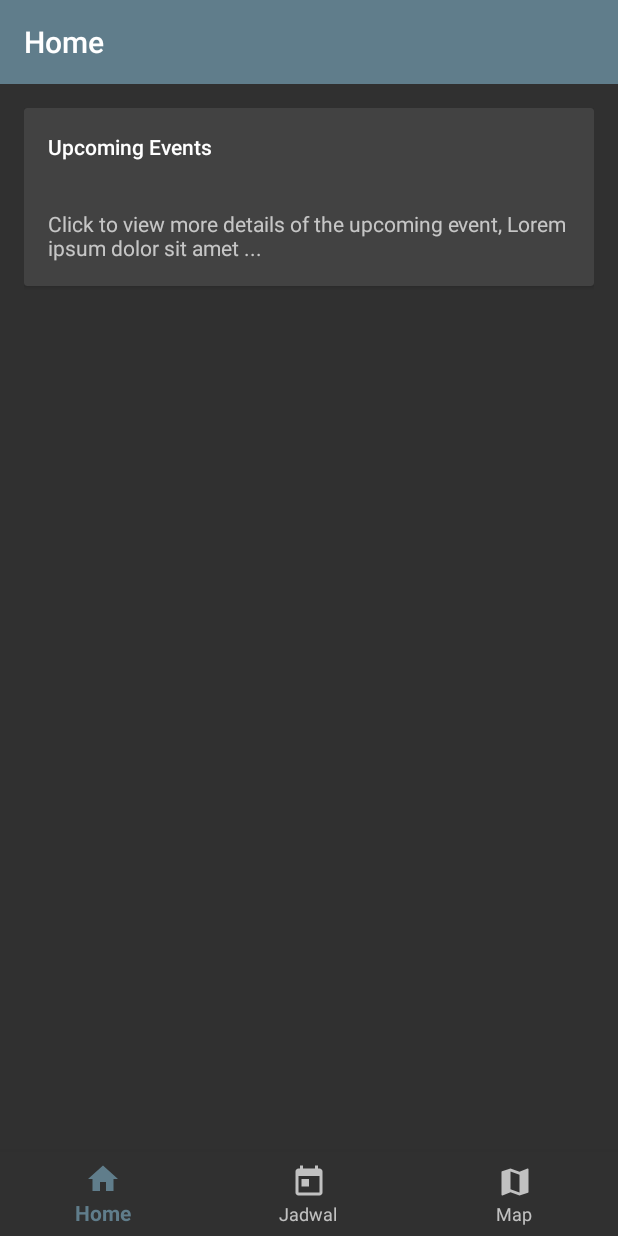
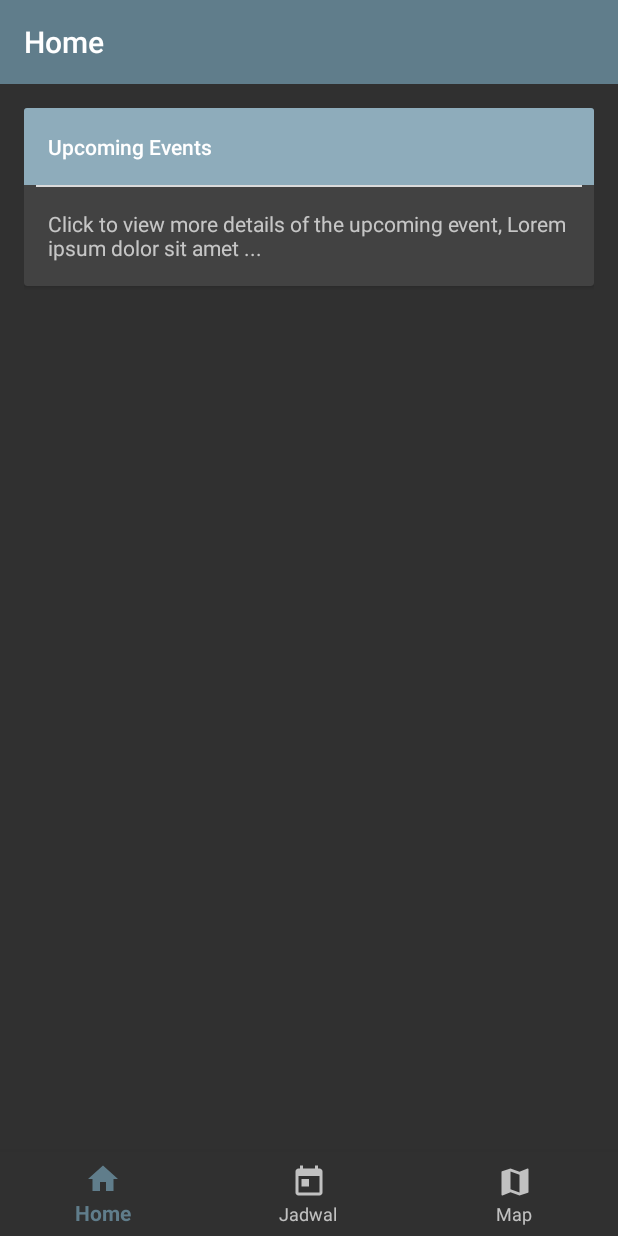
Before and after one commit to IgoRamli/cc-cup-2018-app, an Android app: the screen it shows after launch (MainActivity), on a phone screen of 412 x 824 dp. Run offline under Robolectric (Android 15) with nearby library versions, the phone set to English and light mode, and no system bars; our stand-ins replace Picasso; libraries missing offline, so code that uses them is left out: com.davemorrissey.labs, com.indooratlas.android; pictures from the network do not load; 5 statements that could not run were skipped.

Commit message:
Menghubungkan dengan detail dan memperindah layout

```diff
--- a/app/src/main/java/org/osiskanisius/cccup/cccup2018/adapter/CardViewAdapter.java
+++ b/app/src/main/java/org/osiskanisius/cccup/cccup2018/adapter/CardViewAdapter.java
@@ -1,6 +1,7 @@
 package org.osiskanisius.cccup.cccup2018.adapter;
 
 import android.content.Context;
+import android.content.Intent;
 import android.database.DataSetObserver;
 import android.support.annotation.NonNull;
 import android.support.v7.widget.CardView;
@@ -10,10 +11,12 @@ import android.view.View;
 import android.view.ViewGroup;
 import android.widget.ArrayAdapter;
 import android.widget.ListAdapter;
+import android.widget.ListView;
 import android.widget.TextView;
 
 import org.osiskanisius.cccup.cccup2018.R;
 import org.osiskanisius.cccup.cccup2018.data.DataLomba;
+import org.osiskanisius.cccup.cccup2018.detail.DetailActivity;
 
 import java.util.List;
 
@@ -22,18 +25,37 @@ import java.util.List;
  */
 
 public class CardViewAdapter extends ArrayAdapter<DataLomba> {
+    private int size;
+    private ListView parent;
+    private final View.OnClickListener mOnClickListener = new View.OnClickListener() {
+        @Override
+        public void onClick(View view) {
+            Intent gotoDetail = new Intent(view.getContext(), DetailActivity.class);
+            int position = parent.getPositionForView(view);
+            gotoDetail.putExtra("lombaID", getItem(position).getLombaID());
+            view.getContext().startActivity(gotoDetail);
+            //Toast.makeText(view.getContext(), "Item selected", Toast.LENGTH_LONG).show();
+        }
+    };
+
     public CardViewAdapter(Context context, int textViewResourceId) {
         super(context, textViewResourceId);
     }
 
     public CardViewAdapter(Context context, int resource, DataLomba[] items) {
         super(context, resource, items);
+        size = items.length;
+    }
+
+    @Override
+    public int getCount(){
+        return size;
     }
 
     @NonNull
     @Override
     public View getView(int position, View convertView, ViewGroup parent){
-
+        this.parent = (ListView) parent;
         View v = convertView;
 
         if (v == null) {
@@ -60,6 +82,8 @@ public class CardViewAdapter extends ArrayAdapter<DataLomba> {
             mNamaPeserta.setText(data.getPesertaHeadline());
         }
 
+        v.setOnClickListener(mOnClickListener);
+
         return v;
     }
 }
--- a/app/src/main/java/org/osiskanisius/cccup/cccup2018/data/DataLomba.java
+++ b/app/src/main/java/org/osiskanisius/cccup/cccup2018/data/DataLomba.java
@@ -265,7 +265,7 @@ public class DataLomba {
 
     @Override
     public String toString(){
-        String string = getNamaLomba() + "(" + getLombaID() + ")";
+        String string = "";
         string += getWaktuMulai() + "\n";
         DataLombaDetails[] peserta = getPeserta();
         for(int i = 0; i < peserta.length; i++){
--- a/app/src/main/res/layout/fragment_home.xml
+++ b/app/src/main/res/layout/fragment_home.xml
@@ -33,18 +33,38 @@
                     android:layout_height="wrap_content"
                     android:padding="16dp"
                     android:text="@string/section_upcoming"
+                    android:background="@color/colorPrimaryLight"
                     android:textAppearance="@style/TextAppearance.AppCompat.Body2"
                     app:layout_constraintTop_toTopOf="parent"
+                    app:layout_constraintStart_toStartOf="parent"
+                    app:layout_constraintEnd_toEndOf="parent" />
+                <View
+                    android:layout_width="match_parent"
+                    android:layout_height="1dp"
+                    android:background="#dadada"
+                    android:layout_marginLeft="8dp"
+                    android:layout_marginRight="8dp"
+                    app:layout_constraintTop_toBottomOf="@+id/card_title"
                     app:layout_constraintStart_toStartOf="parent"
                     app:layout_constraintEnd_toEndOf="parent" />
                 <ListView
                     android:id="@+id/card_list"
                     android:layout_width="0dp"
                     android:layout_height="wrap_content"
+                    android:dividerHeight="1dp"
                     app:layout_constraintTop_toBottomOf="@+id/card_title"
                     app:layout_constraintStart_toStartOf="parent"
                     app:layout_constraintEnd_toEndOf="parent"
-                    android:background="#888888"/>
+                    android:background="?android:selectableItemBackground"/>
+                <View
+                    android:layout_width="match_parent"
+                    android:layout_height="1dp"
+                    android:background="#dadada"
+                    android:layout_marginLeft="8dp"
+                    android:layout_marginRight="8dp"
+                    app:layout_constraintTop_toBottomOf="@id/card_list"
+                    app:layout_constraintStart_toStartOf="parent"
+                    app:layout_constraintEnd_toEndOf="parent" />
                 <TextView
                     android:layout_width="0dp"
                     android:layout_height="wrap_content"
```
Also changed, not shown: app/src/main/res/layout/home_event_card_item.xml (+8 -2 lines).
